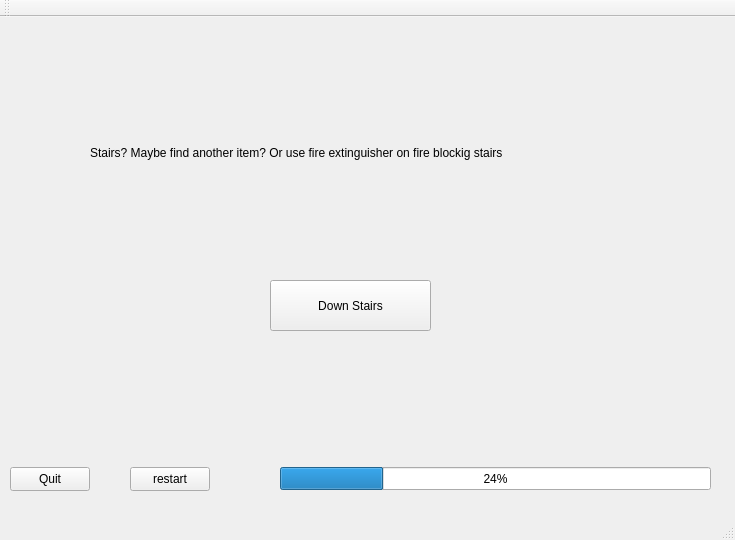
EvaFinn/ZorkProject, file mainwindow.ui: the form before one commit.
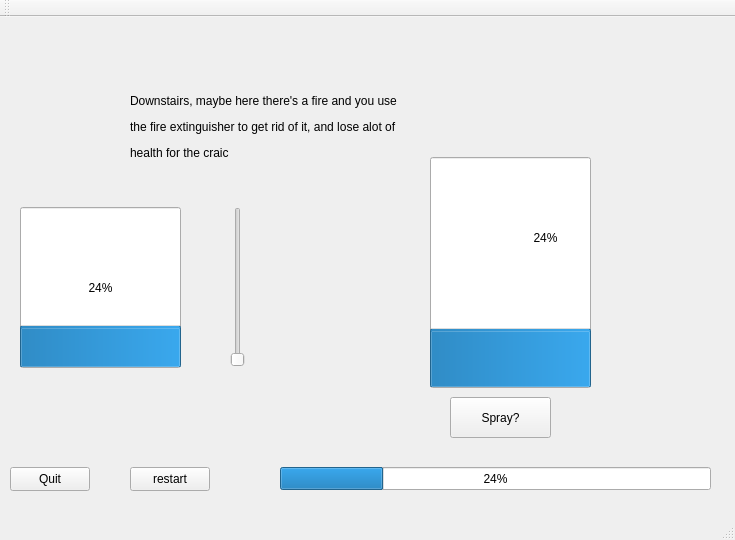
The form after the commit. Icons and pictures are not drawn.

The edit to the form file:
```diff
--- a/mainwindow.ui
+++ b/mainwindow.ui
@@ -29,8 +29,11 @@
       <height>441</height>
      </rect>
     </property>
+    <property name="layoutDirection">
+     <enum>Qt::LeftToRight</enum>
+    </property>
     <property name="currentIndex">
-     <number>6</number>
+     <number>7</number>
     </property>
     <widget class="QWidget" name="page">
      <widget class="QWidget" name="layoutWidget">
@@ -375,7 +378,7 @@
        <string>Stairs? Maybe find another item? Or use fire extinguisher on fire blockig stairs</string>
       </property>
      </widget>
-     <widget class="QPushButton" name="pushButton">
+     <widget class="QPushButton" name="downStairsBtn">
       <property name="geometry">
        <rect>
         <x>270</x>
@@ -389,6 +392,79 @@
       </property>
      </widget>
     </widget>
+    <widget class="QWidget" name="page_8">
+     <widget class="QLabel" name="label_8">
+      <property name="geometry">
+       <rect>
+        <x>130</x>
+        <y>60</y>
+        <width>401</width>
+        <height>101</height>
+       </rect>
+      </property>
+      <property name="text">
+       <string>&lt;html&gt;&lt;head/&gt;&lt;body&gt;&lt;p&gt;Downstairs, maybe here there's a fire and you use&lt;/p&gt;&lt;p&gt;the fire extinguisher to get rid of it, and lose alot of&lt;/p&gt;&lt;p&gt;health for the craic &lt;/p&gt;&lt;/body&gt;&lt;/html&gt;</string>
+      </property>
+     </widget>
+     <widget class="QSlider" name="verticalSlider">
+      <property name="geometry">
+       <rect>
+        <x>230</x>
+        <y>190</y>
+        <width>16</width>
+        <height>160</height>
+       </rect>
+      </property>
+      <property name="orientation">
+       <enum>Qt::Vertical</enum>
+      </property>
+     </widget>
+     <widget class="QProgressBar" name="fireProgress">
+      <property name="geometry">
+       <rect>
+        <x>20</x>
+        <y>190</y>
+        <width>161</width>
+        <height>161</height>
+       </rect>
+      </property>
+      <property name="value">
+       <number>24</number>
+      </property>
+      <property name="orientation">
+       <enum>Qt::Vertical</enum>
+      </property>
+     </widget>
+     <widget class="QPushButton" name="pushButton">
+      <property name="geometry">
+       <rect>
+        <x>450</x>
+        <y>380</y>
+        <width>101</width>
+        <height>41</height>
+       </rect>
+      </property>
+      <property name="text">
+       <string>Spray?</string>
+      </property>
+     </widget>
+     <widget class="QProgressBar" name="progressBar">
+      <property name="geometry">
+       <rect>
+        <x>430</x>
+        <y>140</y>
+        <width>161</width>
+        <height>231</height>
+       </rect>
+      </property>
+      <property name="value">
+       <number>24</number>
+      </property>
+      <property name="orientation">
+       <enum>Qt::Vertical</enum>
+      </property>
+     </widget>
+    </widget>
    </widget>
    <widget class="QPushButton" name="quitBtn">
     <property name="geometry">
```
Left out of the diff: 20 changed lines with no effect on the pictures.
